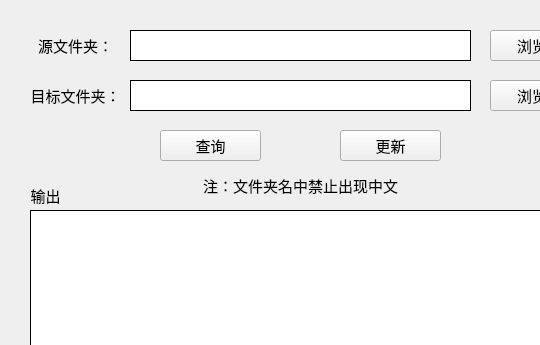
Before: the Qt Designer form mainwindow.ui in Chenjingzhi-cjb/FolderSyncGUI, drawn with Qt 5; both pictures show x 0 to 540 and y 0 to 345 of the 630 by 524 pixel window.
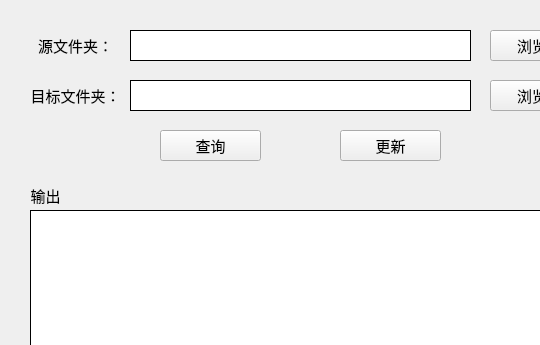
After: the same form once the commit is applied.

Commit message: Use wide characters uniformly. And already supports Chinese path.

Patch:
```diff
--- a/mainwindow.ui
+++ b/mainwindow.ui
@@ -233,33 +233,6 @@
      <enum>QTextEdit::NoWrap</enum>
     </property>
    </widget>
-   <widget class="QLabel" name="output_label_2">
-    <property name="geometry">
-     <rect>
-      <x>180</x>
-      <y>170</y>
-      <width>241</width>
-      <height>31</height>
-     </rect>
-    </property>
-    <property name="font">
-     <font>
-      <pointsize>11</pointsize>
-     </font>
-    </property>
-    <property name="frameShadow">
-     <enum>QFrame::Plain</enum>
-    </property>
-    <property name="lineWidth">
-     <number>1</number>
-    </property>
-    <property name="text">
-     <string>注：文件夹名中禁止出现中文</string>
-    </property>
-    <property name="alignment">
-     <set>Qt::AlignCenter</set>
-    </property>
-   </widget>
   </widget>
   <widget class="QMenuBar" name="menubar">
    <property name="geometry">
```
The commit also changes 1 other file.
